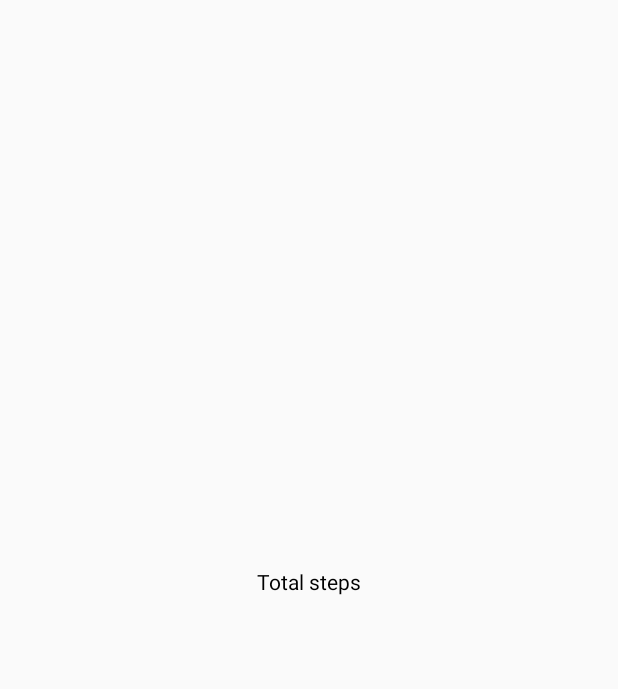
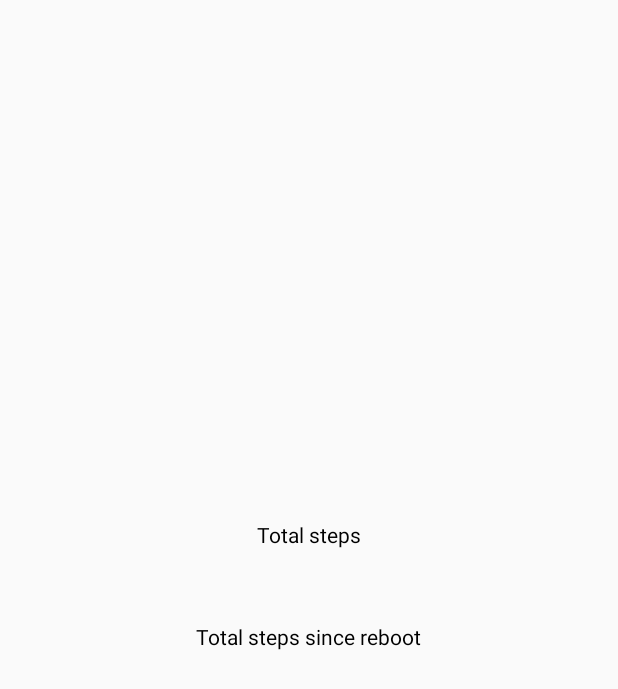
Before and after one commit to fyyhr/DNF, an Android app: the screen it shows after launch (MainActivity), on a phone screen of 412 x 824 dp. Before the commit the part shown is almost empty. Shown: the top 689 px of the screen. Run offline under Robolectric (Android 15) with nearby library versions, the phone set to English and light mode, and no system bars.

Commit message:
added second counter for total since reboot

```diff
--- a/app/src/main/java/com/example/darkdark/app/MainActivity.java
+++ b/app/src/main/java/com/example/darkdark/app/MainActivity.java
@@ -15,7 +15,8 @@ import java.io.Console;
 
 
 public class MainActivity extends FragmentActivity implements SensorEventListener {
-    private TextView textView;
+    private TextView textCount;
+    private TextView textTotal;
     private SensorManager mSensorManager;
     private Sensor mStepCounterSensor;
     private Sensor mStepDetectorSensor;
@@ -31,7 +32,8 @@ public class MainActivity extends FragmentActivity implements SensorEventListene
             steps = savedInstanceState.getInt(PREV_S) - 1;
         }
         setContentView(R.layout.activity_main);
-        textView = (TextView) findViewById(R.id.count);
+        textCount = (TextView) findViewById(R.id.count);
+        textTotal = (TextView) findViewById(R.id.total);
         mSensorManager = (SensorManager) getSystemService(Context.SENSOR_SERVICE);
         mStepCounterSensor = mSensorManager.getDefaultSensor(Sensor.TYPE_STEP_COUNTER);
         mStepDetectorSensor = mSensorManager.getDefaultSensor(Sensor.TYPE_STEP_DETECTOR);
@@ -70,6 +72,7 @@ public class MainActivity extends FragmentActivity implements SensorEventListene
         //noinspection SimplifiableIfStatement
         if (id == R.id.action_settings) {
             return true;
+
         }
 
         return super.onOptionsItemSelected(item);
@@ -79,13 +82,17 @@ public class MainActivity extends FragmentActivity implements SensorEventListene
     {
         Sensor sensor = event.sensor;
         float[] values = event.values;
+        int value = -1;
         if (values.length > 0)
         {
             steps++;
+            value = (int) values[0];
         }
         if (sensor.getType() == Sensor.TYPE_STEP_COUNTER)
         {
-            textView.setText("" + steps);
+            textCount.setText("" + steps);
+            textTotal.setText("" + value);
+
         }
     }
     @Override
--- a/app/src/main/res/layout/fragment_main.xml
+++ b/app/src/main/res/layout/fragment_main.xml
@@ -17,5 +17,14 @@
         android:textColor="@android:color/black"
         android:layout_width="wrap_content"
         android:layout_height="wrap_content" />
+    <TextView android:textColor="@android:color/black"
+        android:layout_width="wrap_content"
+        android:layout_height="wrap_content"
+        android:text="Total steps since reboot" />
+    <TextView android:id="@+id/total"
+        android:textSize="32dp"
+        android:textColor="@android:color/black"
+        android:layout_width="wrap_content"
+        android:layout_height="wrap_content" />
 
 </LinearLayout>
```
